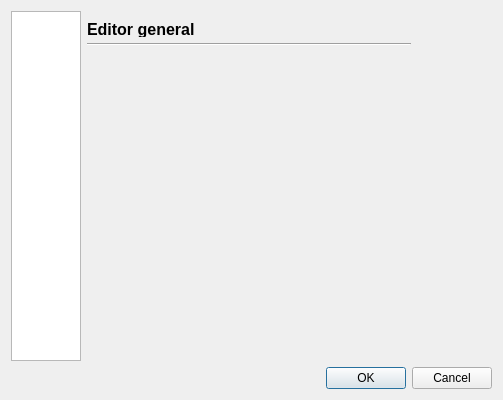
Old version of the form hspide/configdialog.ui in the repository sharkpp/hspide.
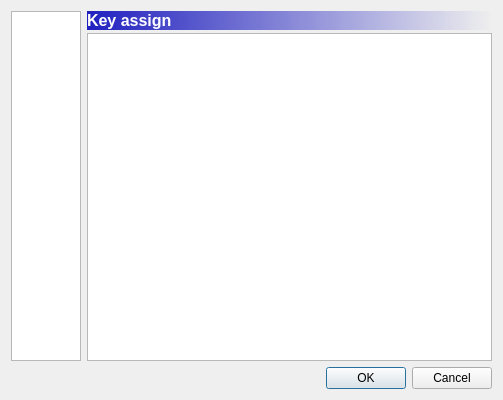
New version of the form. The open tabs and pages were chosen to show the change. Icons and pictures are not drawn.

Commit message: 設定画面のキー割り当てページを実装。 ホットキー入力用のウィジェットを実装。

```diff
--- a/hspide/configdialog.ui
+++ b/hspide/configdialog.ui
@@ -16,7 +16,7 @@
   <property name="sizeGripEnabled">
    <bool>false</bool>
   </property>
-  <layout class="QVBoxLayout" name="verticalLayout_2">
+  <layout class="QVBoxLayout" name="verticalLayout_10">
    <item>
     <layout class="QHBoxLayout" name="horizontalLayout" stretch="0,0">
      <property name="sizeConstraint">
@@ -739,43 +739,51 @@
          </item>
         </layout>
        </widget>
-       <widget class="QWidget" name="shortcutKeyPage">
-        <widget class="QFrame" name="editorGeneralPageHLine_4">
-         <property name="geometry">
-          <rect>
-           <x>0</x>
-           <y>32</y>
-           <width>324</width>
-           <height>3</height>
-          </rect>
+       <widget class="QWidget" name="keyAssignPage">
+        <layout class="QVBoxLayout" name="verticalLayout_2">
+         <property name="spacing">
+          <number>3</number>
          </property>
-         <property name="frameShape">
-          <enum>QFrame::HLine</enum>
+         <property name="margin">
+          <number>0</number>
          </property>
-         <property name="frameShadow">
-          <enum>QFrame::Sunken</enum>
-         </property>
-        </widget>
-        <widget class="QLabel" name="editorGeneralPageTitle_4">
-         <property name="geometry">
-          <rect>
-           <x>0</x>
-           <y>10</y>
-           <width>324</width>
-           <height>16</height>
-          </rect>
-         </property>
-         <property name="font">
-          <font>
-           <pointsize>12</pointsize>
-           <weight>75</weight>
-           <bold>true</bold>
-          </font>
-         </property>
-         <property name="text">
-          <string>Editor general</string>
-         </property>
-        </widget>
+         <item>
+          <widget class="QLabel" name="keyAssignPageTitle">
+           <property name="font">
+            <font>
+             <pointsize>12</pointsize>
+             <weight>75</weight>
+             <bold>true</bold>
+            </font>
+           </property>
+           <property name="styleSheet">
+            <string notr="true">background-color: qlineargradient(spread:pad, x1:0, y1:0, x2:1, y2:0, stop:0 rgba(32, 32, 192, 255), stop:1 rgba(255, 255, 255, 0));
+color: rgb(255, 255, 255);</string>
+           </property>
+           <property name="text">
+            <string>Key assign</string>
+           </property>
+           <property name="margin">
+            <number>3</number>
+           </property>
+          </widget>
+         </item>
+         <item>
+          <widget class="QTreeWidget" name="keyAssignList">
+           <property name="rootIsDecorated">
+            <bool>false</bool>
+           </property>
+           <property name="headerHidden">
+            <bool>true</bool>
+           </property>
+           <column>
+            <property name="text">
+             <string notr="true">1</string>
+            </property>
+           </column>
+          </widget>
+         </item>
+        </layout>
        </widget>
       </widget>
      </item>
```
Left out of the diff: 89 changed lines with no effect on the pictures. The commit also changes 6 other files.
